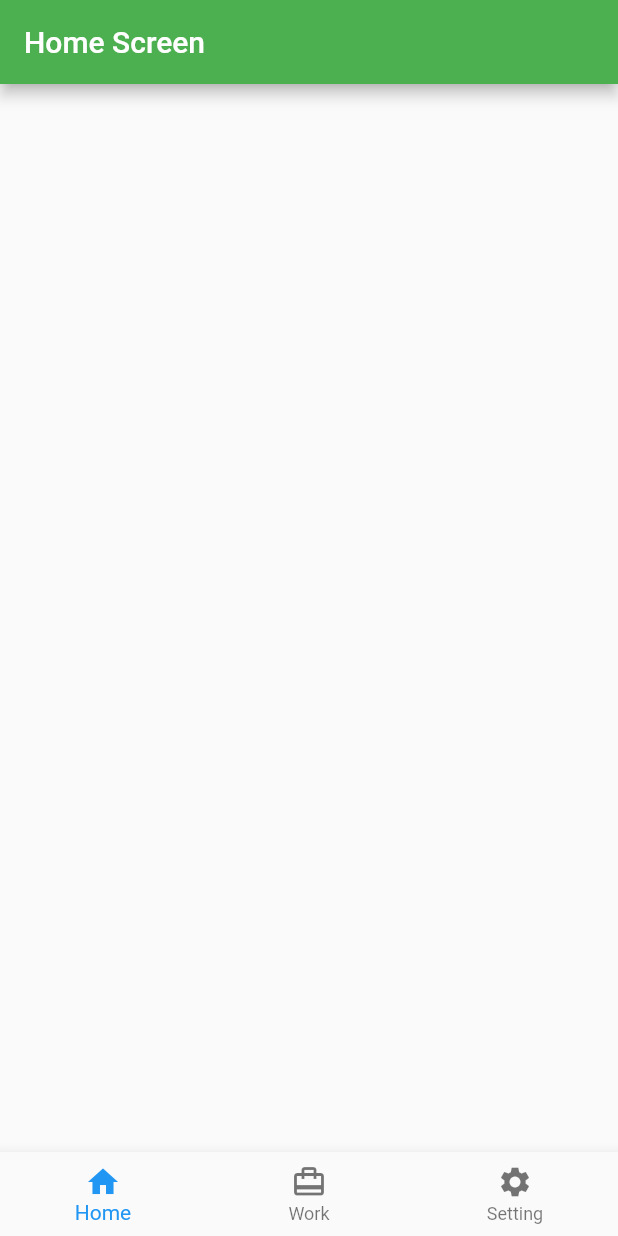
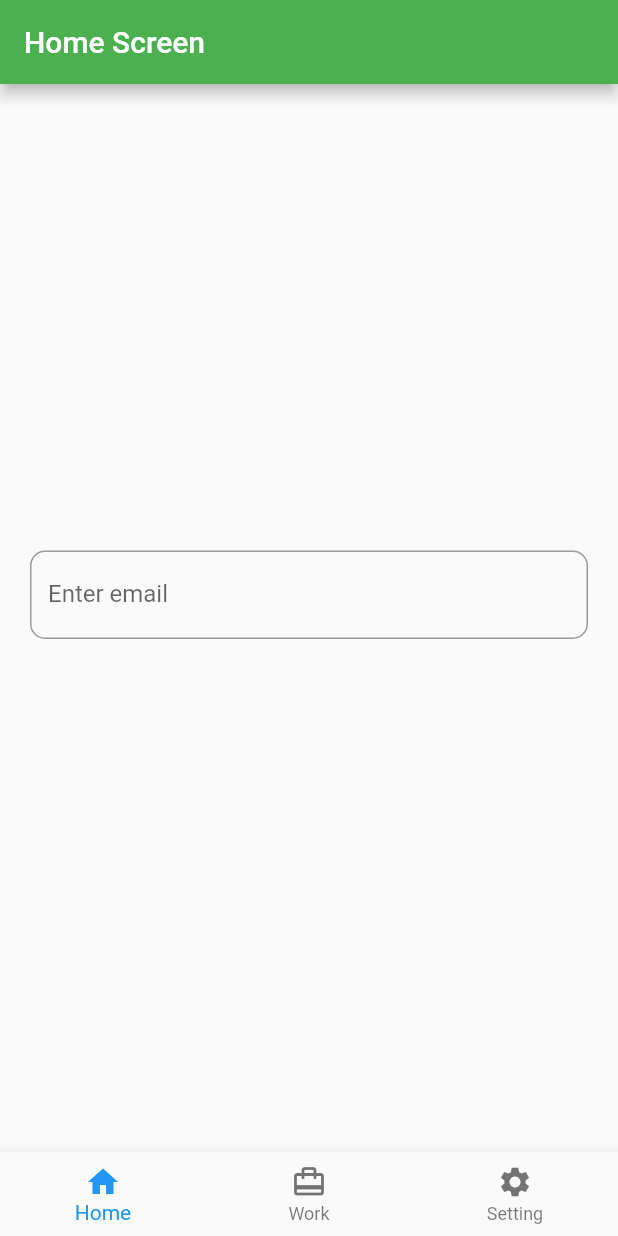
Before and after one commit to boonchu9x/flutter_bottom_navigation, a Flutter app: the screen it shows after launch, on a phone screen of 412 x 824 dp. Run offline on Flutter 3.47's test engine with Material 2 defaults, Android fonts, the phone set to English and light mode, and no system bars.

Commit message:
Done project

```diff
--- /dev/null
+++ b/lib/class.dart
@@ -0,0 +1,13 @@
+import 'package:flutter/material.dart';
+
+class Car {
+  String name;
+  int model;
+
+  Car({
+    @required this.name,
+    this.model,
+  });
+
+
+}
--- a/lib/page/home_page.dart
+++ b/lib/page/home_page.dart
@@ -7,6 +7,9 @@ class HomeScreen extends StatefulWidget {
 }
 
 class _HomeScreenState extends State<HomeScreen> {
+  String _email = ''; //get text email
+  final textEditingController = TextEditingController(); //editing controller
+
   @override
   Widget build(BuildContext context) {
     return Scaffold(
@@ -14,6 +17,45 @@ class _HomeScreenState extends State<HomeScreen> {
         title: Text('Home Screen'),
         backgroundColor: colorTheme,
       ),
+      body: Center(
+        child: Column(
+          mainAxisAlignment: MainAxisAlignment.center,
+          children: [
+            Container(
+              padding: EdgeInsets.symmetric(
+                horizontal: 20.0,
+              ),
+              child: TextField(
+                controller: textEditingController, //lấy text từ TextField
+                onChanged: (text) {
+                  this.setState(() {
+                    _email = text; //get text từ TextField mỗi khi thay đổi
+                  });
+                },
+                decoration: InputDecoration(
+                  border: OutlineInputBorder(
+                    borderRadius: const BorderRadius.all(
+                      const Radius.circular(10.0),
+                    ),
+                  ),
+                  labelText: 'Enter email',
+                ),
+              ),
+            ),
+            SizedBox(
+              height: 10.0,
+            ),
+            Text(
+              _email,
+              style: TextStyle(
+                color: Colors.black,
+                fontSize: 18.0,
+                fontWeight: FontWeight.normal,
+              ),
+            ),
+          ],
+        ),
+      ),
     );
   }
 }
```
Also changed, not shown: lib/main.dart (+34 -0 lines), lib/page/setting_page.dart (+34 -1 lines).
